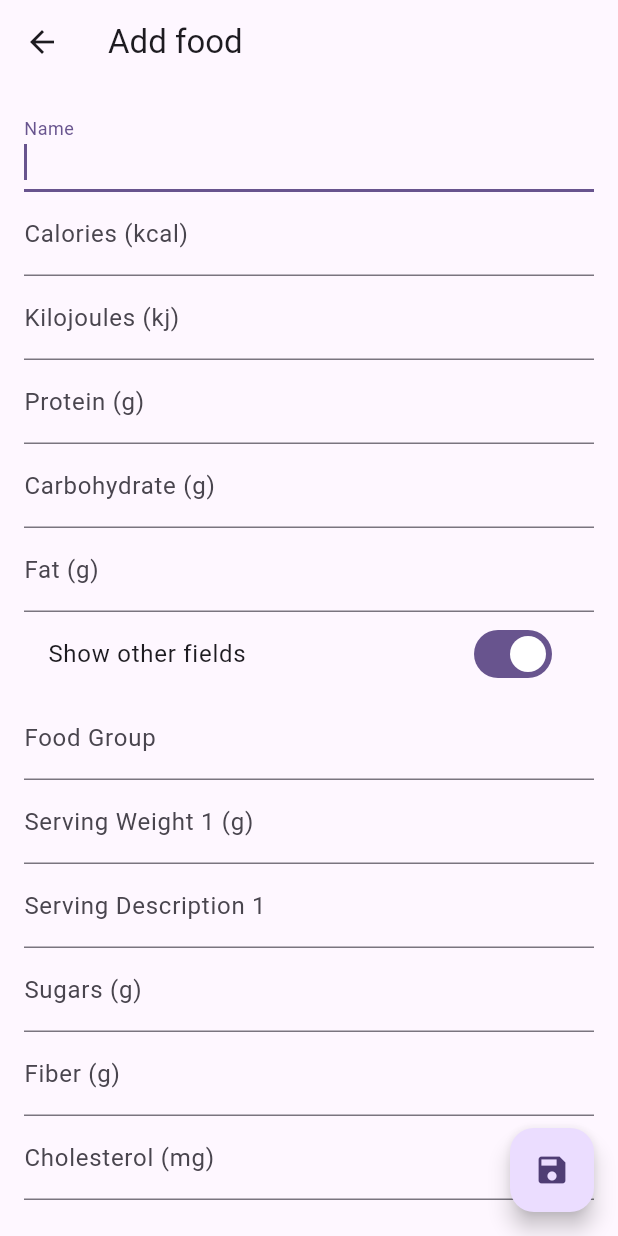
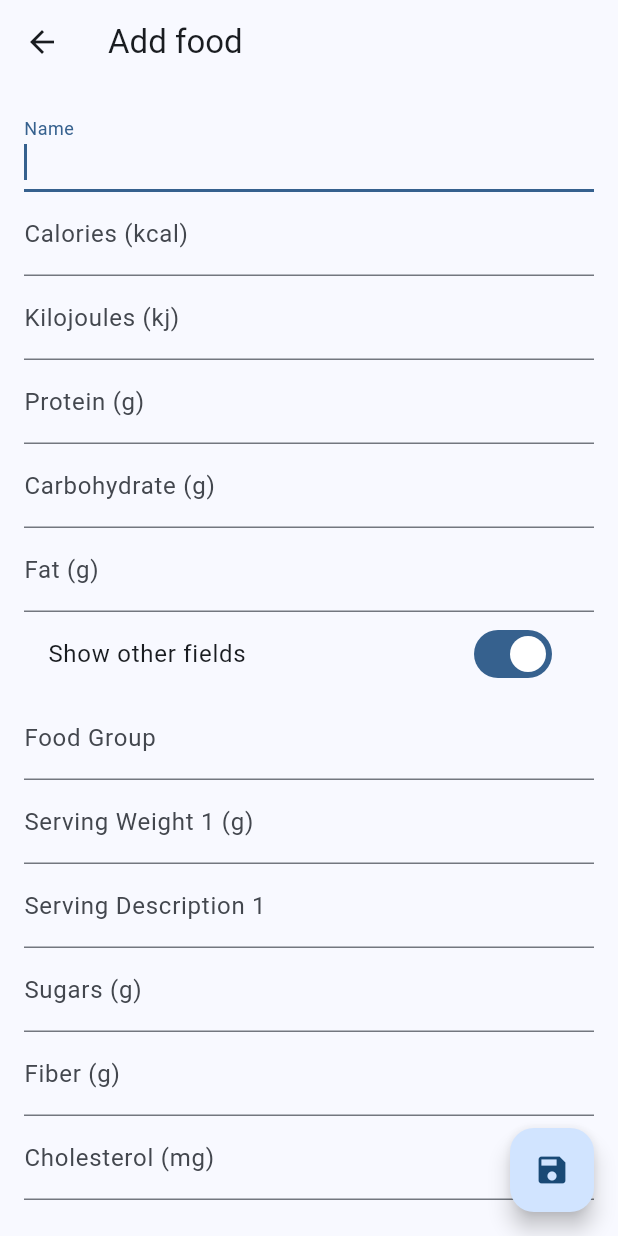
Before and after one commit to brandonp2412/FitBook, a Flutter app: the EditFoodPage screen opened directly, after a tap on "Show other fields", on a phone screen of 412 x 824 dp. Run offline on Flutter 3.47's test engine with Material 3 defaults, Android fonts, the phone set to English and light mode, and no system bars; drawn by our look-alikes of dynamic_color; our stand-ins replace csv, drift, file_picker, fl_chart, shared_preferences, sqlite3_flutter_libs; missing offline and left inert: sqlite3; accounts and stored records are empty; generated files the repository leaves out were written again; Roboto replaces fonts that are missing (Manrope); statements that could not run were skipped.

Commit message:
Change default theme color
To differentiate it from Flexify
(they look too similar)

```diff
--- a/lib/main.dart
+++ b/lib/main.dart
@@ -35,9 +35,9 @@ class App extends StatelessWidget {
   Widget build(BuildContext context) {
     final settings = context.watch<SettingsState>();
 
-    final defaultTheme = ColorScheme.fromSeed(seedColor: Colors.deepPurple);
+    final defaultTheme = ColorScheme.fromSeed(seedColor: Colors.blue);
     final defaultDark = ColorScheme.fromSeed(
-      seedColor: Colors.deepPurple,
+      seedColor: Colors.blue,
       brightness: Brightness.dark,
     );
 
```
